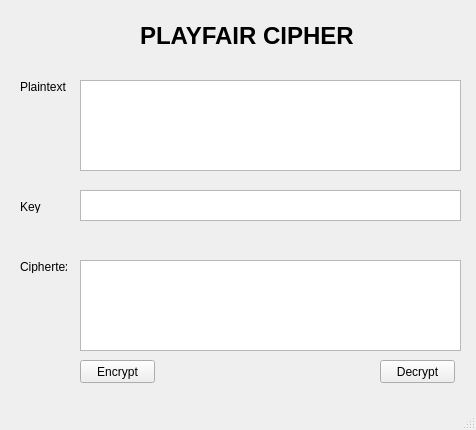
Old version of the form Lab-03/IU/playfair.ui in the repository Camloc123/bmtt-nc-hutech-2380601263.
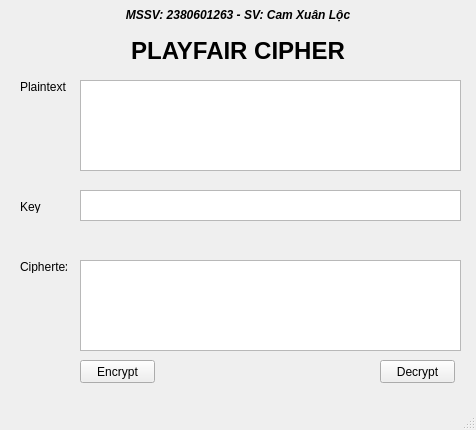
New version of the form.

Diff of the .ui file:
```diff
--- a/Lab-03/IU/playfair.ui
+++ b/Lab-03/IU/playfair.ui
@@ -14,11 +14,34 @@
    <string>Playfair Cipher Tool</string>
   </property>
   <widget class="QWidget" name="centralwidget">
+   <widget class="QLabel" name="lbl_student_info">
+    <property name="geometry">
+     <rect>
+      <x>0</x>
+      <y>5</y>
+      <width>476</width>
+      <height>20</height>
+     </rect>
+    </property>
+    <property name="font">
+     <font>
+      <italic>true</italic>
+      <weight>75</weight>
+      <bold>true</bold>
+     </font>
+    </property>
+    <property name="text">
+     <string>MSSV: 2380601263 - SV: Cam Xuân Lộc</string>
+    </property>
+    <property name="alignment">
+     <set>Qt::AlignCenter</set>
+    </property>
+   </widget>
    <widget class="QLabel" name="label">
     <property name="geometry">
      <rect>
-      <x>140</x>
-      <y>20</y>
+      <x>128</x>
+      <y>35</y>
       <width>220</width>
       <height>31</height>
      </rect>
@@ -33,6 +56,9 @@
     <property name="text">
      <string>PLAYFAIR CIPHER</string>
     </property>
+    <property name="alignment">
+     <set>Qt::AlignCenter</set>
+    </property>
    </widget>
    <widget class="QPlainTextEdit" name="txt_plain_text">
     <property name="geometry">
```
Left out of the diff: 2 changed lines with no effect on the pictures.
